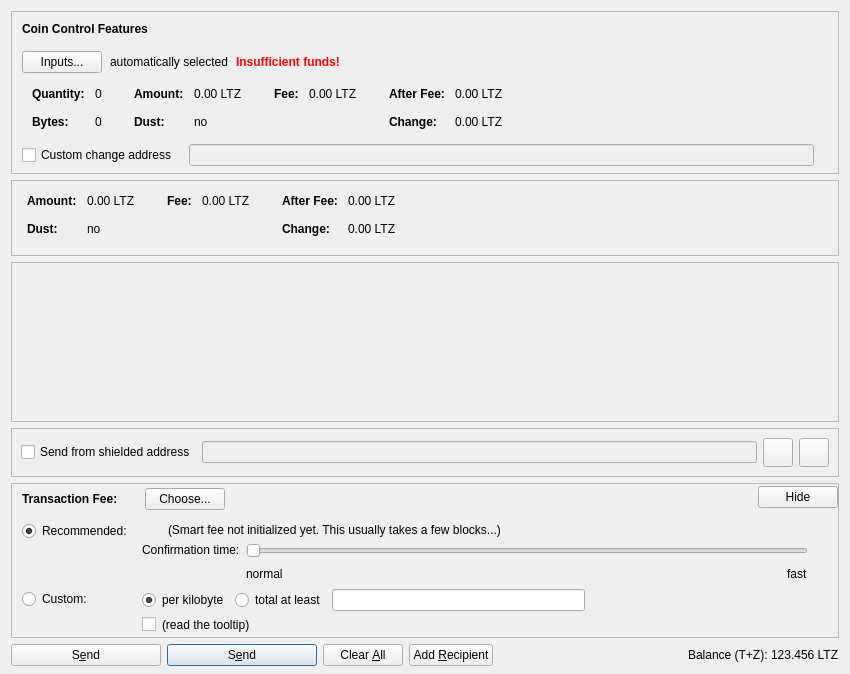
Above: src/qt/forms/sendcoinsdialog.ui from GeorgeRDG/litecoinz before the change. Below: the same form after it.
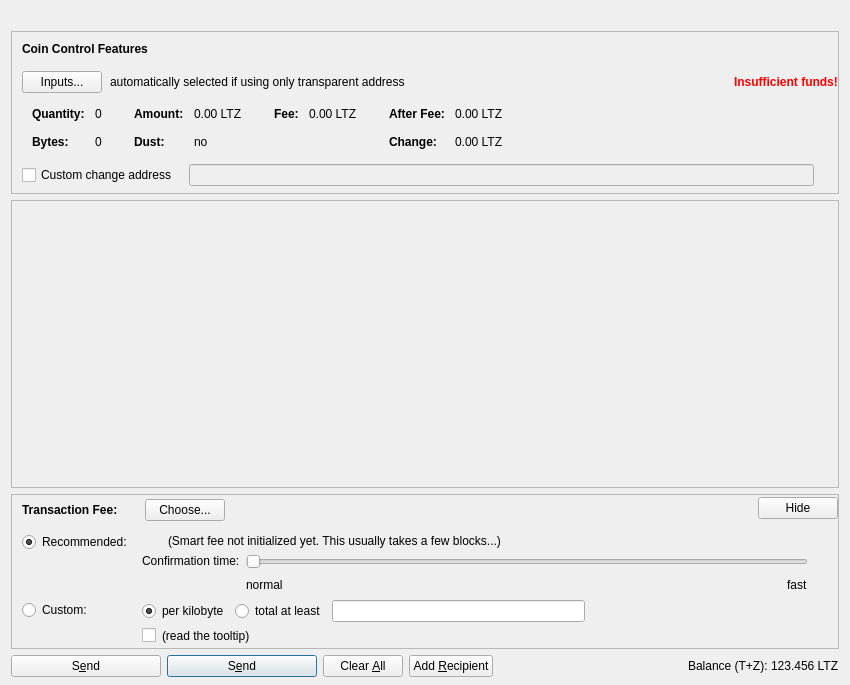
That is the form after the change. Icons and pictures are not drawn. Custom widgets are drawn as their Qt base class.

```diff
--- a/src/qt/forms/sendcoinsdialog.ui
+++ b/src/qt/forms/sendcoinsdialog.ui
@@ -7,16 +7,29 @@
     <x>0</x>
     <y>0</y>
     <width>850</width>
-    <height>674</height>
+    <height>685</height>
    </rect>
   </property>
   <property name="windowTitle">
    <string>Send Coins</string>
   </property>
-  <layout class="QVBoxLayout" name="verticalLayout" stretch="0,0,1,0,0,0">
+  <layout class="QVBoxLayout" name="verticalLayout" stretch="0,0,1,0,0">
    <property name="bottomMargin">
     <number>8</number>
    </property>
+   <item>
+    <widget class="QLabel" name="labelLogo">
+     <property name="text">
+      <string/>
+     </property>
+     <property name="pixmap">
+      <pixmap resource="../bitcoin.qrc">:/images/res/images/logo.png</pixmap>
+     </property>
+     <property name="margin">
+      <number>10</number>
+     </property>
+    </widget>
+   </item>
    <item>
     <widget class="QFrame" name="frameCoinControl">
      <property name="sizePolicy">
@@ -117,26 +130,7 @@
           <item>
            <widget class="QLabel" name="labelCoinControlAutomaticallySelected">
             <property name="text">
-             <string>automatically selected</string>
-            </property>
-            <property name="margin">
-             <number>5</number>
-            </property>
-           </widget>
-          </item>
-          <item>
-           <widget class="QLabel" name="labelCoinControlInsuffFunds">
-            <property name="font">
-             <font>
-              <weight>75</weight>
-              <bold>true</bold>
-             </font>
-            </property>
-            <property name="styleSheet">
-             <string notr="true">color:red;font-weight:bold;</string>
-            </property>
-            <property name="text">
-             <string>Insufficient funds!</string>
+             <string>automatically selected if using only transparent address</string>
             </property>
             <property name="margin">
              <number>5</number>
@@ -156,6 +150,25 @@
             </property>
            </spacer>
           </item>
+          <item>
+           <widget class="QLabel" name="labelCoinControlInsuffFunds">
+            <property name="font">
+             <font>
+              <weight>75</weight>
+              <bold>true</bold>
+             </font>
+            </property>
+            <property name="styleSheet">
+             <string notr="true">color:red;font-weight:bold;</string>
+            </property>
+            <property name="text">
+             <string>Insufficient funds!</string>
+            </property>
+            <property name="margin">
+             <number>5</number>
+            </property>
+           </widget>
+          </item>
          </layout>
         </item>
         <item>
@@ -577,242 +590,6 @@
      </layout>
     </widget>
    </item>
-   <item>
-    <widget class="QFrame" name="frameShieldedCoin">
-     <property name="frameShape">
-      <enum>QFrame::StyledPanel</enum>
-     </property>
-     <property name="frameShadow">
-      <enum>QFrame::Raised</enum>
-     </property>
-     <layout class="QVBoxLayout" name="verticalLayout_4">
-      <item>
-       <layout class="QHBoxLayout" name="horizontalLayoutShieldedCoin" stretch="0,0,1">
-        <property name="spacing">
-         <number>20</number>
-        </property>
-        <property name="topMargin">
-         <number>0</number>
-        </property>
-        <property name="bottomMargin">
-         <number>10</number>
-        </property>
-        <item>
-         <layout class="QFormLayout" name="formLayoutShieldedCoin">
-          <property name="horizontalSpacing">
-           <number>10</number>
-          </property>
-          <property name="verticalSpacing">
-           <number>14</number>
-          </property>
-          <property name="leftMargin">
-           <number>6</number>
-          </property>
-          <property name="topMargin">
-           <number>4</number>
-          </property>
-          <property name="rightMargin">
-           <number>6</number>
-          </property>
-          <item row="0" column="0">
-           <widget class="QLabel" name="labelShieldedCoinAmountText">
-            <property name="font">
-             <font>
-              <weight>75</weight>
-              <bold>true</bold>
-             </font>
-            </property>
-            <property name="text">
-             <string>Amount:</string>
-            </property>
-            <property name="margin">
-             <number>0</number>
-            </property>
-           </widget>
-          </item>
-          <item row="0" column="1">
-           <widget class="QLabel" name="labelShieldedCoinAmount">
-            <property name="cursor">
-             <cursorShape>IBeamCursor</cursorShape>
-            </property>
-            <property name="contextMenuPolicy">
-             <enum>Qt::ActionsContextMenu</enum>
-            </property>
-            <property name="text">
-             <string notr="true">0.00 LTZ</string>
-            </property>
-            <property name="textInteractionFlags">
-             <set>Qt::LinksAccessibleByMouse|Qt::TextSelectableByKeyboard|Qt::TextSelectableByMouse</set>
-            </property>
-           </widget>
-          </item>
-          <item row="1" column="0">
-           <widget class="QLabel" name="labelShieldedCoinLowOutputText">
-            <property name="font">
-             <font>
-              <weight>75</weight>
-              <bold>true</bold>
-             </font>
-            </property>
-            <property name="text">
-             <string>Dust:</string>
-            </property>
-           </widget>
-          </item>
-          <item row="1" column="1">
-           <widget class="QLabel" name="labelShieldedCoinLowOutput">
-            <property name="cursor">
-             <cursorShape>IBeamCursor</cursorShape>
-            </property>
-            <property name="contextMenuPolicy">
-             <enum>Qt::ActionsContextMenu</enum>
-            </property>
-            <property name="text">
-             <string notr="true">no</string>
-            </property>
-            <property name="textInteractionFlags">
-             <set>Qt::LinksAccessibleByMouse|Qt::TextSelectableByKeyboard|Qt::TextSelectableByMouse</set>
-            </property>
-           </widget>
-          </item>
-         </layout>
-        </item>
-        <item>
-         <layout class="QFormLayout" name="formLayoutShieldedCoin_2">
-          <property name="horizontalSpacing">
-           <number>10</number>
-          </property>
-          <property name="verticalSpacing">
-           <number>14</number>
-          </property>
-          <property name="leftMargin">
-           <number>6</number>
-          </property>
-          <property name="topMargin">
-           <number>4</number>
-          </property>
-          <property name="rightMargin">
-           <number>6</number>
-          </property>
-          <item row="0" column="0">
-           <widget class="QLabel" name="labelShieldedCoinFeeText">
-            <property name="font">
-             <font>
-              <weight>75</weight>
-              <bold>true</bold>
-             </font>
-            </property>
-            <property name="text">
-             <string>Fee:</string>
-            </property>
-            <property name="margin">
-             <number>0</number>
-            </property>
-           </widget>
-          </item>
-          <item row="0" column="1">
-           <widget class="QLabel" name="labelShieldedCoinFee">
-            <property name="cursor">
-             <cursorShape>IBeamCursor</cursorShape>
-            </property>
-            <property name="contextMenuPolicy">
-             <enum>Qt::ActionsContextMenu</enum>
-            </property>
-            <property name="text">
-             <string notr="true">0.00 LTZ</string>
-            </property>
-            <property name="textInteractionFlags">
-             <set>Qt::LinksAccessibleByMouse|Qt::TextSelectableByKeyboard|Qt::TextSelectableByMouse</set>
-            </property>
-           </widget>
-          </item>
-         </layout>
-        </item>
-        <item>
-         <layout class="QFormLayout" name="formLayoutShieldedCoin_3">
-          <property name="horizontalSpacing">
-           <number>10</number>
-          </property>
-          <property name="verticalSpacing">
-           <number>14</number>
-          </property>
-          <property name="leftMargin">
-           <number>6</number>
-          </property>
-          <property name="topMargin">
-           <number>4</number>
-          </property>
-          <property name="rightMargin">
-           <number>6</number>
-          </property>
-          <item row="0" column="0">
-           <widget class="QLabel" name="labelShieldedCoinAfterFeeText">
-            <property name="font">
-             <font>
-              <weight>75</weight>
-              <bold>true</bold>
-             </font>
-            </property>
-            <property name="text">
-             <string>After Fee:</string>
-            </property>
-            <property name="margin">
-             <number>0</number>
-            </property>
-           </widget>
-          </item>
-          <item row="0" column="1">
-           <widget class="QLabel" name="labelShieldedCoinAfterFee">
-            <property name="cursor">
-             <cursorShape>IBeamCursor</cursorShape>
-            </property>
-            <property name="contextMenuPolicy">
-             <enum>Qt::ActionsContextMenu</enum>
-            </property>
-            <property name="text">
-             <string notr="true">0.00 LTZ</string>
-            </property>
-            <property name="textInteractionFlags">
-             <set>Qt::LinksAccessibleByMouse|Qt::TextSelectableByKeyboard|Qt::TextSelectableByMouse</set>
-            </property>
-           </widget>
-          </item>
-          <item row="1" column="0">
-           <widget class="QLabel" name="labelShieldedCoinChangeText">
-            <property name="font">
-             <font>
-              <weight>75</weight>
-              <bold>true</bold>
-             </font>
-            </property>
-            <property name="text">
-             <string>Change:</string>
-            </property>
-           </widget>
-          </item>
-          <item row="1" column="1">
-           <widget class="QLabel" name="labelShieldedCoinChange">
-            <property name="cursor">
-             <cursorShape>IBeamCursor</cursorShape>
-            </property>
-            <property name="contextMenuPolicy">
-             <enum>Qt::ActionsContextMenu</enum>
-            </property>
-            <property name="text">
-             <string notr="true">0.00 LTZ</string>
-            </property>
-            <property name="textInteractionFlags">
-             <set>Qt::LinksAccessibleByMouse|Qt::TextSelectableByKeyboard|Qt::TextSelectableByMouse</set>
-            </property>
-           </widget>
-          </item>
-         </layout>
-        </item>
-       </layout>
-      </item>
-     </layout>
-    </widget>
-   </item>
    <item>
     <widget class="QScrollArea" name="scrollArea">
      <property name="widgetResizable">
@@ -824,7 +601,7 @@
         <x>0</x>
         <y>0</y>
         <width>830</width>
-        <height>68</height>
+        <height>153</height>
        </rect>
       </property>
       <layout class="QVBoxLayout" name="verticalLayout_2" stretch="0,1">
@@ -864,79 +641,6 @@
      </widget>
     </widget>
    </item>
-   <item>
-    <widget class="QFrame" name="frameShielded">
-     <property name="frameShape">
-      <enum>QFrame::StyledPanel</enum>
-     </property>
-     <property name="frameShadow">
-      <enum>QFrame::Raised</enum>
-     </property>
-     <layout class="QVBoxLayout" name="verticalLayout_3">
-      <item>
-       <layout class="QHBoxLayout" name="horizontalLayout_7">
-        <item>
-         <widget class="QCheckBox" name="checkboxSenFromZAddress">
-          <property name="text">
-           <string>Send from shielded address</string>
-          </property>
-         </widget>
-        </item>
-        <item>
-         <widget class="QLineEdit" name="zAddress">
-          <property name="enabled">
-           <bool>false</bool>
-          </property>
-         </widget>
-        </item>
-        <item>
-         <widget class="QToolButton" name="addressBookButton">
-          <property name="toolTip">
-           <string>Choose shielded address to use</string>
-          </property>
-          <property name="text">
-           <string/>
-          </property>
-          <property name="icon">
-           <iconset resource="../bitcoin.qrc">
-            <normaloff>:/icons/address-book</normaloff>:/icons/address-book</iconset>
-          </property>
-          <property name="iconSize">
-           <size>
-            <width>22</width>
-            <height>22</height>
-           </size>
-          </property>
-          <property name="shortcut">
-           <string>Alt+A</string>
-          </property>
-         </widget>
-        </item>
-        <item>
-         <widget class="QToolButton" name="deleteButton">
-          <property name="toolTip">
-           <string>Remove this entry</string>
-          </property>
-          <property name="text">
-           <string/>
-          </property>
-          <property name="icon">
-           <iconset resource="../bitcoin.qrc">
-            <normaloff>:/icons/remove</normaloff>:/icons/remove</iconset>
-          </property>
-          <property name="iconSize">
-           <size>
-            <width>22</width>
-            <height>22</height>
-           </size>
-          </property>
-         </widget>
-        </item>
-       </layout>
-      </item>
-     </layout>
-    </widget>
-   </item>
    <item>
     <widget class="QFrame" name="frameFee">
      <property name="sizePolicy">
```
